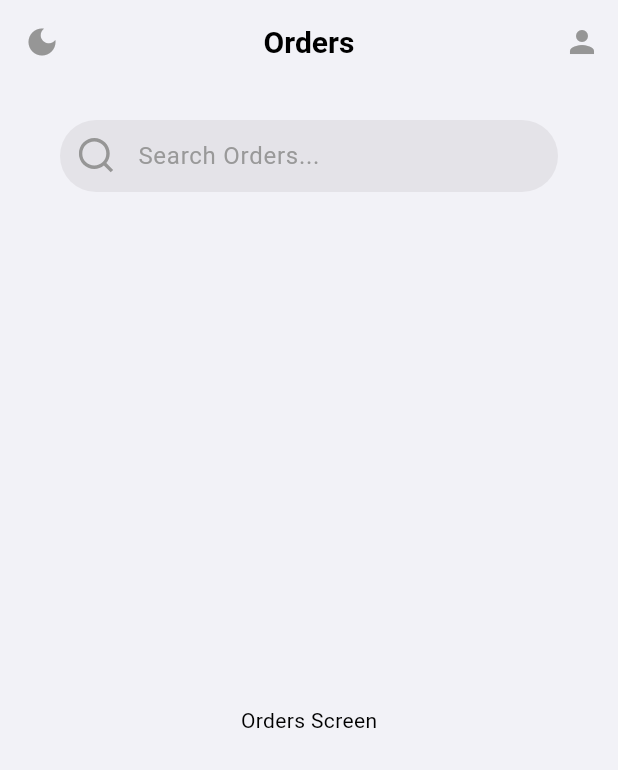
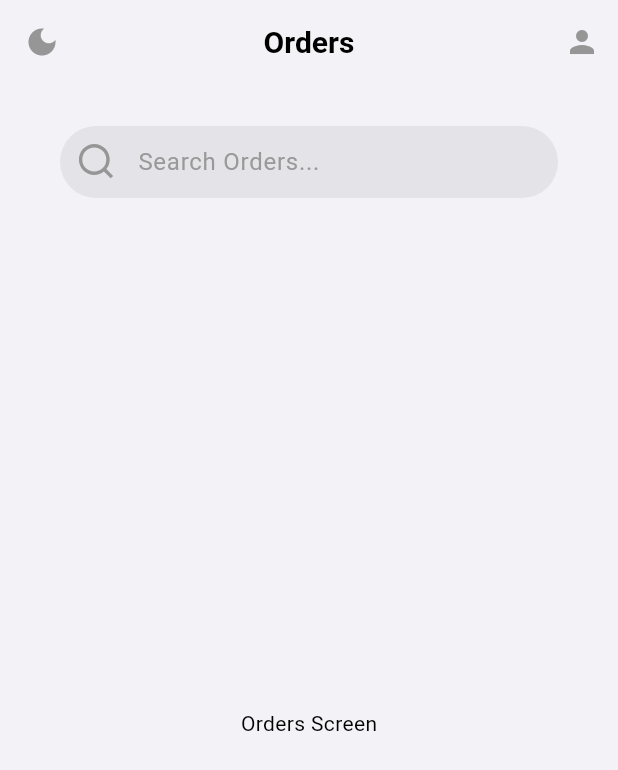
Before and after one commit to SimpliMinimalist/dozo, a Flutter app: the screen it shows after launch, on a phone screen of 412 x 824 dp. Shown: the top 770 px of the screen. Run offline on Flutter 3.47's test engine with Material 3 defaults, Android fonts, the phone set to English and light mode, and no system bars; our stand-ins replace flutter_svg.

Commit message:
refactor: adjust search bar padding and icon size

```diff
--- a/lib/features/orders/presentation/widgets/search_bar.dart
+++ b/lib/features/orders/presentation/widgets/search_bar.dart
@@ -16,7 +16,7 @@ class OrdersSearchBar extends StatelessWidget {
     final searchBarIconColor = isDarkMode ? iconDark : iconLight;
 
     return Padding(
-      padding: const EdgeInsets.fromLTRB(40.0, 24.0, 40.0, 8.0),
+      padding: const EdgeInsets.fromLTRB(40.0, 28.0, 40.0, 8.0),
       child: TextField(
         decoration: InputDecoration(
           hintText: 'Search Orders...',
@@ -25,7 +25,10 @@ class OrdersSearchBar extends StatelessWidget {
             padding: const EdgeInsets.all(12.0),
             child: SvgPicture.asset(
               'assets/icons/search.svg',
-              colorFilter: ColorFilter.mode(searchBarIconColor, BlendMode.srcIn),
+              width: 20,
+              height: 20,
+              colorFilter:
+                  ColorFilter.mode(searchBarIconColor, BlendMode.srcIn),
             ),
           ),
           filled: true,
```
Also changed, not shown: 1 other file.
